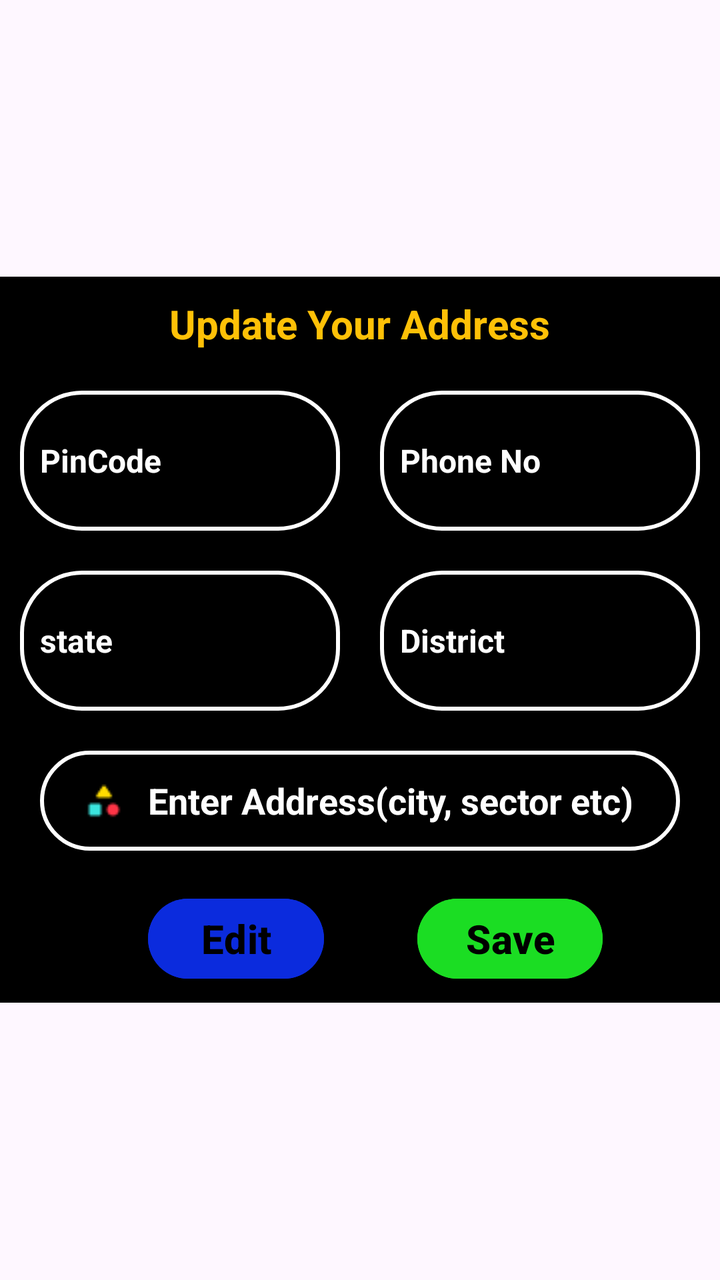
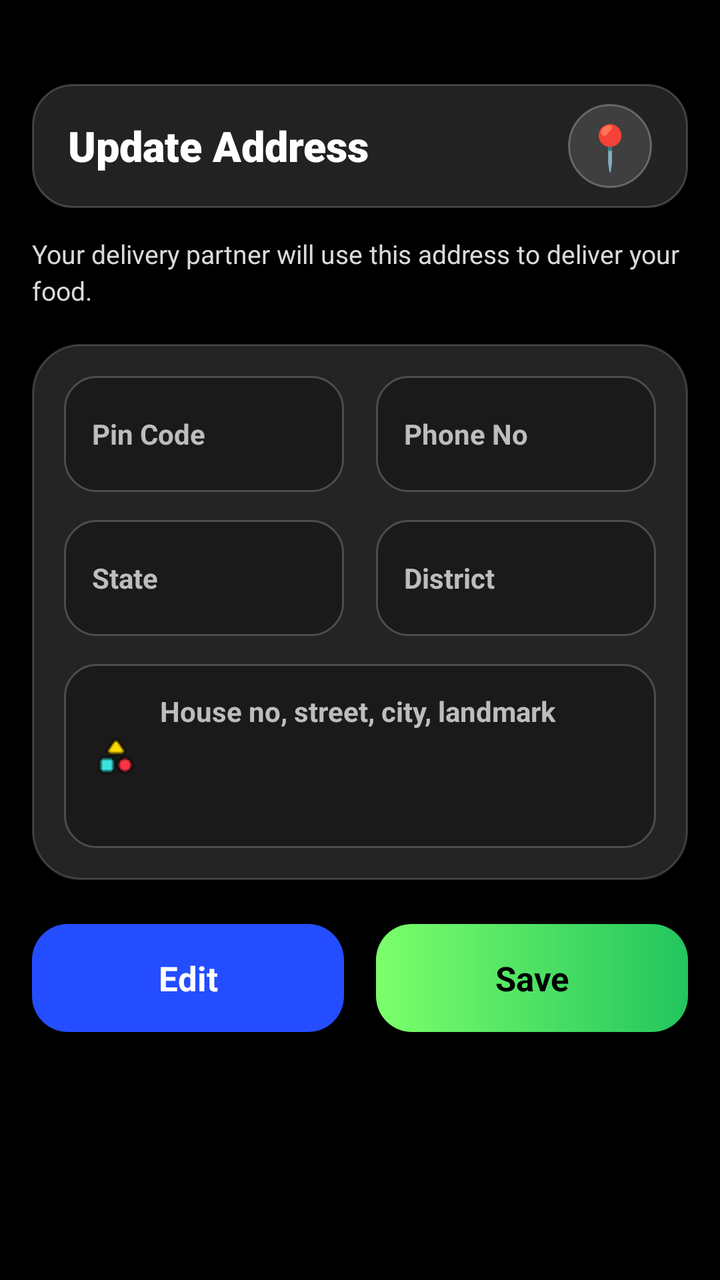

Compare the two renders of this Android layout. The source of the first and the diff that turns it into the second are given below.
<!-- AndroidManifest.xml: application theme Theme.Blinklit -->
<!-- res/layout/alert_address.xml -->
<?xml version="1.0" encoding="utf-8"?>
<ScrollView xmlns:app="http://schemas.android.com/apk/res-auto"
    xmlns:tools="http://schemas.android.com/tools"
    android:layout_width="match_parent"
    android:layout_height="match_parent"
    xmlns:android="http://schemas.android.com/apk/res/android">

    <LinearLayout
        android:layout_width="match_parent"
        android:layout_height="match_parent"
        android:orientation="vertical"
        android:layout_gravity="center"
        android:background="@color/black"
        tools:context=".practice">

        <TextView
            android:layout_width="wrap_content"
            android:layout_height="wrap_content"
            android:textSize="20sp"
            android:textStyle="bold"
            android:text="Update Your Address"
            android:layout_gravity="center"
            android:layout_marginTop="10dp"
            android:textColor="@color/yellow" />




        <LinearLayout
            android:layout_width="match_parent"
            android:layout_height="wrap_content"
            android:layout_marginTop="20dp"
            android:orientation="horizontal"
            >

            <EditText
                android:layout_width="0dp"
                android:id="@+id/PinCode1"
                android:layout_height="70dp"
                android:textColor="@color/white"

                android:layout_marginLeft="10dp"
                android:layout_marginRight="10dp"
                android:layout_weight="1"

                android:background="@drawable/bg_add_product"
                android:hint="PinCode"
                android:padding="10dp"
                android:textColorHint="@color/white"
                android:textSize="16sp"
                android:enabled="false"

                android:textStyle="bold" />

            <EditText
                android:id="@+id/PhoneNo1"
                android:layout_width="0dp"
                android:textColor="@color/white"

                android:layout_height="70dp"
                android:focusableInTouchMode="true"
                android:layout_marginLeft="10dp"
                android:layout_marginRight="10dp"
                android:layout_weight="1"
                android:inputType="text"
                android:background="@drawable/bg_add_product"
                android:hint="Phone No"
                android:padding="10dp"
                android:enabled="false"

                android:textColorHint="@color/white"
                android:textSize="16sp"
                android:textStyle="bold" />
        </LinearLayout>

        <LinearLayout
            android:layout_width="match_parent"
            android:layout_height="wrap_content"
            android:layout_marginTop="20dp"
            android:orientation="horizontal"
            >

            <EditText
                android:layout_width="0dp"
                android:id="@+id/state1"
                android:layout_height="70dp"
                android:layout_marginLeft="10dp"
                android:layout_marginRight="10dp"
                android:layout_weight="1"
                android:textColor="@color/white"


                android:background="@drawable/bg_add_product"
                android:hint="state"
                android:padding="10dp"
                android:enabled="false"

                android:textColorHint="@color/white"
                android:textSize="16sp"
                android:textStyle="bold" />

            <EditText
                android:layout_width="0dp"
                android:id="@+id/District1"
                android:layout_height="70dp"
                android:layout_marginLeft="10dp"
                android:layout_marginRight="10dp"
                android:layout_weight="1"
                android:background="@drawable/bg_add_product"
                android:hint="District"
                android:textColor="@color/white"

                android:padding="10dp"
                android:enabled="false"

                android:textColorHint="@color/white"
                android:textSize="16sp"
                android:textStyle="bold" />
        </LinearLayout>

        <EditText
            android:layout_width="match_parent"
            android:layout_height="50dp"
            android:id="@+id/Address1"
            android:inputType="text"
            android:hint="Enter Address(city, sector etc)"
            android:focusableInTouchMode="true"
            android:textColor="@color/white"

android:enabled="false"
            android:textColorHint="@color/white"
            android:textStyle="bold"
            android:background="@drawable/bg_add_product"
            android:layout_marginTop="20dp"
            android:layout_marginLeft="20dp"
            android:layout_marginRight="20dp"
            android:paddingStart="20dp"
            android:drawablePadding="10dp"

            android:drawableLeft="@drawable/shapes1"/>



        <androidx.constraintlayout.widget.ConstraintLayout
            android:layout_width="match_parent"
            android:layout_marginTop="20dp"
            android:layout_height="match_parent">

            <Button
                android:id="@+id/SaveAddress"
                android:layout_width="wrap_content"
                android:layout_height="wrap_content"
                android:layout_gravity="center"
                android:backgroundTint="@color/green"
                android:enabled="true"

                android:text="Save"
                android:textColor="@color/black"
                android:textSize="20sp"
                android:textStyle="bold"
                app:layout_constraintEnd_toEndOf="parent"
                app:layout_constraintHorizontal_bias="0.78"
                app:layout_constraintStart_toStartOf="parent"
                app:layout_constraintTop_toTopOf="parent" />

            <Button
                android:id="@+id/EditAddress"
                android:layout_width="wrap_content"
                android:layout_height="wrap_content"
                android:layout_gravity="center"
                android:layout_marginBottom="8dp"
                android:backgroundTint="#0B2BDD"
                android:enabled="true"

                android:text="Edit"
                android:textColor="@color/black"
                android:textSize="20sp"
                android:textStyle="bold"
                app:layout_constraintBottom_toBottomOf="parent"
                app:layout_constraintEnd_toEndOf="parent"
                app:layout_constraintHorizontal_bias="0.272"
                app:layout_constraintStart_toStartOf="parent" />


        </androidx.constraintlayout.widget.ConstraintLayout>

    </LinearLayout>

</ScrollView>
<!-- resources referenced by this layout -->
<resources>
  <color name="black">#FF000000</color>
  <color name="green">#1BDD23</color>
  <color name="white">#FFFFFFFF</color>
  <color name="yellow">#FFC107</color>
  <!-- drawable bg_add_product (drawable) -->
  <?xml version="1.0" encoding="utf-8"?>
  <shape xmlns:android="http://schemas.android.com/apk/res/android">
      <stroke android:width="2dp" android:color="@android:color/white"/>
      <corners android:radius="30dp"/>
  </shape>
  <!-- drawable shapes1: png bitmap (drawable, 597 bytes) -->
  <style name="Theme.Blinklit" parent="Base.Theme.Blinklit" />
  <style name="Base.Theme.Blinklit" parent="Theme.Material3.DayNight.NoActionBar">
          
          
      </style>
</resources>

<!-- the commit's change to res/layout/alert_address.xml (unified diff, before → after) -->
@@ -1,189 +1,244 @@
 <?xml version="1.0" encoding="utf-8"?>
-<ScrollView xmlns:app="http://schemas.android.com/apk/res-auto"
+<androidx.core.widget.NestedScrollView
+    xmlns:android="http://schemas.android.com/apk/res/android"
+    xmlns:app="http://schemas.android.com/apk/res-auto"
     xmlns:tools="http://schemas.android.com/tools"
     android:layout_width="match_parent"
     android:layout_height="match_parent"
-    xmlns:android="http://schemas.android.com/apk/res/android">
-
-    <LinearLayout
+    android:background="@color/black"
+    android:fillViewport="true"
+    tools:context=".practice">
+
+    <androidx.constraintlayout.widget.ConstraintLayout
+        android:id="@+id/main"
         android:layout_width="match_parent"
-        android:layout_height="match_parent"
-        android:orientation="vertical"
-        android:layout_gravity="center"
-        android:background="@color/black"
-        tools:context=".practice">
-
+        android:layout_height="wrap_content"
+        android:paddingStart="16dp"
+        android:paddingEnd="16dp"
+        android:paddingTop="42dp"
+        android:paddingBottom="24dp">
+
+        
+        <LinearLayout
+            android:id="@+id/addressHeader"
+            android:layout_width="0dp"
+            android:layout_height="62dp"
+            android:background="@drawable/bg_address_toolbar"
+            android:elevation="10dp"
+            android:gravity="center_vertical"
+            android:orientation="horizontal"
+            android:paddingStart="18dp"
+            android:paddingEnd="18dp"
+            app:layout_constraintTop_toTopOf="parent"
+            app:layout_constraintStart_toStartOf="parent"
+            app:layout_constraintEnd_toEndOf="parent">
+
+            <TextView
+                android:id="@+id/addressTitle"
+                android:layout_width="0dp"
+                android:layout_height="wrap_content"
+                android:layout_weight="1"
+                android:text="Update Address"
+                android:textColor="@color/white"
+                android:textSize="21sp"
+                android:textStyle="bold"
+                android:fontFamily="sans-serif-black" />
+
+            <TextView
+                android:id="@+id/addressIcon"
+                android:layout_width="42dp"
+                android:layout_height="42dp"
+                android:background="@drawable/bg_address_icon"
+                android:gravity="center"
+                android:text="📍"
+                android:textSize="22sp" />
+
+        </LinearLayout>
+
+        
         <TextView
-            android:layout_width="wrap_content"
+            android:id="@+id/addressSubtitle"
+            android:layout_width="0dp"
             android:layout_height="wrap_content"
-            android:textSize="20sp"
-            android:textStyle="bold"
-            android:text="Update Your Address"
-            android:layout_gravity="center"
-            android:layout_marginTop="10dp"
-            android:textColor="@color/yellow" />
-
-
-
-
+            android:layout_marginTop="14dp"
+            android:text="Your delivery partner will use this address to deliver your food."
+            android:textColor="#DADADA"
+            android:textSize="13sp"
+            android:lineSpacingExtra="3dp"
+            app:layout_constraintTop_toBottomOf="@id/addressHeader"
+            app:layout_constraintStart_toStartOf="parent"
+            app:layout_constraintEnd_toEndOf="parent" />
+
+        
         <LinearLayout
-            android:layout_width="match_parent"
+            android:id="@+id/addressFormCard"
+            android:layout_width="0dp"
             android:layout_height="wrap_content"
-            android:layout_marginTop="20dp"
+            android:layout_marginTop="18dp"
+            android:background="@drawable/bg_address_card"
+            android:elevation="10dp"
+            android:orientation="vertical"
+            android:padding="16dp"
+            app:layout_constraintTop_toBottomOf="@id/addressSubtitle"
+            app:layout_constraintStart_toStartOf="parent"
+            app:layout_constraintEnd_toEndOf="parent">
+
+            
+            <LinearLayout
+                android:layout_width="match_parent"
+                android:layout_height="wrap_content"
+                android:orientation="horizontal">
+
+                <EditText
+                    android:id="@+id/PinCode1"
+                    android:layout_width="0dp"
+                    android:layout_height="58dp"
+                    android:layout_marginEnd="8dp"
+                    android:layout_weight="1"
+                    android:background="@drawable/bg_address_input"
+                    android:enabled="false"
+                    android:hint="Pin Code"
+                    android:inputType="number"
+                    android:maxLength="6"
+                    android:paddingStart="14dp"
+                    android:paddingEnd="14dp"
+                    android:singleLine="true"
+                    android:textColor="@color/white"
+                    android:textColorHint="#BDBDBD"
+                    android:textSize="14sp"
+                    android:textStyle="bold" />
+
+                <EditText
+                    android:id="@+id/PhoneNo1"
+                    android:layout_width="0dp"
+                    android:layout_height="58dp"
+                    android:layout_marginStart="8dp"
+                    android:layout_weight="1"
+                    android:background="@drawable/bg_address_input"
+                    android:enabled="false"
+                    android:hint="Phone No"
+                    android:inputType="phone"
+                    android:maxLength="10"
+                    android:paddingStart="14dp"
+                    android:paddingEnd="14dp"
+                    android:singleLine="true"
+                    android:textColor="@color/white"
+                    android:textColorHint="#BDBDBD"
+                    android:textSize="14sp"
+                    android:textStyle="bold" />
+
+            </LinearLayout>
+
+            
+            <LinearLayout
+                android:layout_width="match_parent"
+                android:layout_height="wrap_content"
+                android:layout_marginTop="14dp"
+                android:orientation="horizontal">
+
+                <EditText
+                    android:id="@+id/state1"
+                    android:layout_width="0dp"
+                    android:layout_height="58dp"
+                    android:layout_marginEnd="8dp"
+                    android:layout_weight="1"
+                    android:background="@drawable/bg_address_input"
+                    android:enabled="false"
+                    android:hint="State"
+                    android:inputType="textCapWords"
+                    android:paddingStart="14dp"
+                    android:paddingEnd="14dp"
+                    android:singleLine="true"
+                    android:textColor="@color/white"
+                    android:textColorHint="#BDBDBD"
+                    android:textSize="14sp"
+                    android:textStyle="bold" />
+
+                <EditText
+                    android:id="@+id/District1"
+                    android:layout_width="0dp"
+                    android:layout_height="58dp"
+                    android:layout_marginStart="8dp"
+                    android:layout_weight="1"
+                    android:background="@drawable/bg_address_input"
+                    android:enabled="false"
+                    android:hint="District"
+                    android:inputType="textCapWords"
+                    android:paddingStart="14dp"
+                    android:paddingEnd="14dp"
+                    android:singleLine="true"
+                    android:textColor="@color/white"
+                    android:textColorHint="#BDBDBD"
+                    android:textSize="14sp"
+                    android:textStyle="bold" />
+
+            </LinearLayout>
+
+            
+            <EditText
+                android:id="@+id/Address1"
+                android:layout_width="match_parent"
+                android:layout_height="92dp"
+                android:layout_marginTop="14dp"
+                android:background="@drawable/bg_address_input"
+                android:drawableStart="@drawable/shapes1"
+                android:drawablePadding="10dp"
+                android:enabled="false"
+                android:gravity="top|start"
+                android:hint="House no, street, city, landmark"
+                android:inputType="textMultiLine|textCapSentences"
+                android:maxLines="3"
+                android:minLines="2"
+                android:paddingStart="14dp"
+                android:paddingEnd="14dp"
+                android:paddingTop="14dp"
+                android:paddingBottom="14dp"
+                android:textColor="@color/white"
+                android:textColorHint="#BDBDBD"
+                android:textSize="14sp"
+                android:textStyle="bold" />
+
+        </LinearLayout>
+
+        
+        <LinearLayout
+            android:id="@+id/buttonContainer"
+            android:layout_width="0dp"
+            android:layout_height="wrap_content"
+            android:layout_marginTop="22dp"
             android:orientation="horizontal"
-            >
-
-            <EditText
+            app:layout_constraintTop_toBottomOf="@id/addressFormCard"
+            app:layout_constraintStart_toStartOf="parent"
+            app:layout_constraintEnd_toEndOf="parent">
+
+            <TextView
+                android:id="@+id/EditAddress"
                 android:layout_width="0dp"
-                android:id="@+id/PinCode1"
-                android:layout_height="70dp"
+                android:layout_height="54dp"
+                android:layout_marginEnd="8dp"
+                android:layout_weight="1"
+                android:background="@drawable/bg_edit_address_button"
+                android:gravity="center"
+                android:text="Edit"
                 android:textColor="@color/white"
-
-                android:layout_marginLeft="10dp"
-                android:layout_marginRight="10dp"
+                android:textSize="17sp"
+                android:textStyle="bold" />
+
+            <TextView
+                android:id="@+id/SaveAddress"
+                android:layout_width="0dp"
+                android:layout_height="54dp"
+                android:layout_marginStart="8dp"
                 android:layout_weight="1"
-
-                android:background="@drawable/bg_add_product"
-                android:hint="PinCode"
-                android:padding="10dp"
-                android:textColorHint="@color/white"
-                android:textSize="16sp"
-                android:enabled="false"
-
-                android:textStyle="bold" />
-
-            <EditText
-                android:id="@+id/PhoneNo1"
-                android:layout_width="0dp"
-                android:textColor="@color/white"
-
-                android:layout_height="70dp"
-                android:focusableInTouchMode="true"
-                android:layout_marginLeft="10dp"
-                android:layout_marginRight="10dp"
-                android:layout_weight="1"
-                android:inputType="text"
-                android:background="@drawable/bg_add_product"
-                android:hint="Phone No"
-                android:padding="10dp"
-                android:enabled="false"
-
-                android:textColorHint="@color/white"
-                android:textSize="16sp"
-                android:textStyle="bold" />
-        </LinearLayout>
-
-        <LinearLayout
-            android:layout_width="match_parent"
-            android:layout_height="wrap_content"
-            android:layout_marginTop="20dp"
-            android:orientation="horizontal"
-            >
-
-            <EditText
-                android:layout_width="0dp"
-                android:id="@+id/state1"
-                android:layout_height="70dp"
-                android:layout_marginLeft="10dp"
-                android:layout_marginRight="10dp"
-                android:layout_weight="1"
-                android:textColor="@color/white"
-
-
-                android:background="@drawable/bg_add_product"
-                android:hint="state"
-                android:padding="10dp"
-                android:enabled="false"
-
-                android:textColorHint="@color/white"
-                android:textSize="16sp"
-                android:textStyle="bold" />
-
-            <EditText
-                android:layout_width="0dp"
-                android:id="@+id/District1"
-                android:layout_height="70dp"
-                android:layout_marginLeft="10dp"
-                android:layout_marginRight="10dp"
-                android:layout_weight="1"
-                android:background="@drawable/bg_add_product"
-                android:hint="District"
-                android:textColor="@color/white"
-
-                android:padding="10dp"
-                android:enabled="false"
-
-                android:textColorHint="@color/white"
-                android:textSize="16sp"
-                android:textStyle="bold" />
-        </LinearLayout>
-
-        <EditText
-            android:layout_width="match_parent"
-            android:layout_height="50dp"
-            android:id="@+id/Address1"
-            android:inputType="text"
-            android:hint="Enter Address(city, sector etc)"
-            android:focusableInTouchMode="true"
-            android:textColor="@color/white"
-
-android:enabled="false"
-            android:textColorHint="@color/white"
-            android:textStyle="bold"
-            android:background="@drawable/bg_add_product"
-            android:layout_marginTop="20dp"
-            android:layout_marginLeft="20dp"
-            android:layout_marginRight="20dp"
-            android:paddingStart="20dp"
-            android:drawablePadding="10dp"
-
-            android:drawableLeft="@drawable/shapes1"/>
-
-
-
-        <androidx.constraintlayout.widget.ConstraintLayout
-            android:layout_width="match_parent"
-            android:layout_marginTop="20dp"
-            android:layout_height="match_parent">
-
-            <Button
-                android:id="@+id/SaveAddress"
-                android:layout_width="wrap_content"
-                android:layout_height="wrap_content"
-                android:layout_gravity="center"
-                android:backgroundTint="@color/green"
-                android:enabled="true"
-
+                android:background="@drawable/bg_save_address_button"
+                android:gravity="center"
                 android:text="Save"
                 android:textColor="@color/black"
-                android:textSize="20sp"
-                android:textStyle="bold"
-                app:layout_constraintEnd_toEndOf="parent"
-                app:layout_constraintHorizontal_bias="0.78"
-                app:layout_constraintStart_toStartOf="parent"
-                app:layout_constraintTop_toTopOf="parent" />
-
-            <Button
-                android:id="@+id/EditAddress"
-                android:layout_width="wrap_content"
-                android:layout_height="wrap_content"
-                android:layout_gravity="center"
-                android:layout_marginBottom="8dp"
-                android:backgroundTint="#0B2BDD"
-                android:enabled="true"
-
-                android:text="Edit"
-                android:textColor="@color/black"
-                android:textSize="20sp"
-                android:textStyle="bold"
-                app:layout_constraintBottom_toBottomOf="parent"
-                app:layout_constraintEnd_toEndOf="parent"
-                app:layout_constraintHorizontal_bias="0.272"
-                app:layout_constraintStart_toStartOf="parent" />
-
-
-        </androidx.constraintlayout.widget.ConstraintLayout>
-
-    </LinearLayout>
-
-</ScrollView>
+                android:textSize="17sp"
+                android:textStyle="bold" />
+
+        </LinearLayout>
+
+    </androidx.constraintlayout.widget.ConstraintLayout>
+
+</androidx.core.widget.NestedScrollView>
<!-- resource entries referenced after the edit -->
@@ -1,14 +1,57 @@
 <!-- resources referenced by this layout -->
 <resources>
   <color name="black">#FF000000</color>
-  <color name="green">#1BDD23</color>
   <color name="white">#FFFFFFFF</color>
-  <color name="yellow">#FFC107</color>
-  <!-- drawable bg_add_product (drawable) -->
+  <!-- drawable bg_address_card (drawable) -->
   <?xml version="1.0" encoding="utf-8"?>
   <shape xmlns:android="http://schemas.android.com/apk/res/android">
-      <stroke android:width="2dp" android:color="@android:color/white"/>
-      <corners android:radius="30dp"/>
+      <solid android:color="#242424" />
+      <corners android:radius="24dp" />
+      <stroke
+          android:width="1dp"
+          android:color="#30FFFFFF" />
+  </shape>
+  <!-- drawable bg_address_icon (drawable) -->
+  <?xml version="1.0" encoding="utf-8"?>
+  <shape xmlns:android="http://schemas.android.com/apk/res/android">
+      <solid android:color="#22FFFFFF" />
+      <corners android:radius="50dp" />
+      <stroke
+          android:width="1dp"
+          android:color="#44FFFFFF" />
+  </shape>
+  <!-- drawable bg_address_input (drawable) -->
+  <?xml version="1.0" encoding="utf-8"?>
+  <shape xmlns:android="http://schemas.android.com/apk/res/android">
+      <solid android:color="#1A1A1A" />
+      <corners android:radius="16dp" />
+      <stroke
+          android:width="1dp"
+          android:color="#33FFFFFF" />
+  </shape>
+  <!-- drawable bg_address_toolbar (drawable) -->
+  <?xml version="1.0" encoding="utf-8"?>
+  <shape xmlns:android="http://schemas.android.com/apk/res/android">
+      <solid android:color="#222222" />
+      <corners android:radius="20dp" />
+      <stroke
+          android:width="1dp"
+          android:color="#33FFFFFF" />
+  </shape>
+  <!-- drawable bg_edit_address_button (drawable) -->
+  <?xml version="1.0" encoding="utf-8"?>
+  <shape xmlns:android="http://schemas.android.com/apk/res/android">
+      <solid android:color="#244DFF" />
+      <corners android:radius="18dp" />
+  </shape>
+  <!-- drawable bg_save_address_button (drawable) -->
+  <?xml version="1.0" encoding="utf-8"?>
+  <shape xmlns:android="http://schemas.android.com/apk/res/android">
+      <gradient
+          android:startColor="#7CFF6B"
+          android:endColor="#22C55E"
+          android:angle="0" />
+      <corners android:radius="18dp" />
   </shape>
   <!-- drawable shapes1: png bitmap (drawable, 597 bytes) -->
   <style name="Theme.Blinklit" parent="Base.Theme.Blinklit" />
